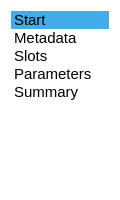
Before: the Qt Designer form src/SideWidget.ui in flowexpert/charon, drawn with Qt 5.
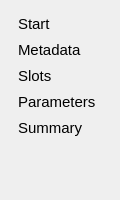
After: the same form once the commit is applied.

Commit message: reworked backgrounds and side widget style

```diff
--- a/src/SideWidget.ui
+++ b/src/SideWidget.ui
@@ -16,933 +16,41 @@
     <height>0</height>
    </size>
   </property>
-  <property name="palette">
-   <palette>
-    <active>
-     <colorrole role="WindowText">
-      <brush brushstyle="SolidPattern">
-       <color alpha="255">
-        <red>0</red>
-        <green>0</green>
-        <blue>0</blue>
-       </color>
-      </brush>
-     </colorrole>
-     <colorrole role="Button">
-      <brush brushstyle="SolidPattern">
-       <color alpha="255">
-        <red>255</red>
-        <green>255</green>
-        <blue>255</blue>
-       </color>
-      </brush>
-     </colorrole>
-     <colorrole role="Light">
-      <brush brushstyle="SolidPattern">
-       <color alpha="255">
-        <red>255</red>
-        <green>255</green>
-        <blue>255</blue>
-       </color>
-      </brush>
-     </colorrole>
-     <colorrole role="Midlight">
-      <brush brushstyle="SolidPattern">
-       <color alpha="255">
-        <red>255</red>
-        <green>255</green>
-        <blue>255</blue>
-       </color>
-      </brush>
-     </colorrole>
-     <colorrole role="Dark">
-      <brush brushstyle="SolidPattern">
-       <color alpha="255">
-        <red>127</red>
-        <green>127</green>
-        <blue>127</blue>
-       </color>
-      </brush>
-     </colorrole>
-     <colorrole role="Mid">
-      <brush brushstyle="SolidPattern">
-       <color alpha="255">
-        <red>170</red>
-        <green>170</green>
-        <blue>170</blue>
-       </color>
-      </brush>
-     </colorrole>
-     <colorrole role="Text">
-      <brush brushstyle="SolidPattern">
-       <color alpha="255">
-        <red>0</red>
-        <green>0</green>
-        <blue>0</blue>
-       </color>
-      </brush>
-     </colorrole>
-     <colorrole role="BrightText">
-      <brush brushstyle="SolidPattern">
-       <color alpha="255">
-        <red>255</red>
-        <green>255</green>
-        <blue>255</blue>
-       </color>
-      </brush>
-     </colorrole>
-     <colorrole role="ButtonText">
-      <brush brushstyle="SolidPattern">
-       <color alpha="255">
-        <red>0</red>
-        <green>0</green>
-        <blue>0</blue>
-       </color>
-      </brush>
-     </colorrole>
-     <colorrole role="Base">
-      <brush brushstyle="SolidPattern">
-       <color alpha="255">
-        <red>255</red>
-        <green>255</green>
-        <blue>255</blue>
-       </color>
-      </brush>
-     </colorrole>
-     <colorrole role="Window">
-      <brush brushstyle="SolidPattern">
-       <color alpha="255">
-        <red>255</red>
-        <green>255</green>
-        <blue>255</blue>
-       </color>
-      </brush>
-     </colorrole>
-     <colorrole role="Shadow">
-      <brush brushstyle="SolidPattern">
-       <color alpha="255">
-        <red>0</red>
-        <green>0</green>
-        <blue>0</blue>
-       </color>
-      </brush>
-     </colorrole>
-     <colorrole role="AlternateBase">
-      <brush brushstyle="SolidPattern">
-       <color alpha="255">
-        <red>255</red>
-        <green>255</green>
-        <blue>255</blue>
-       </color>
-      </brush>
-     </colorrole>
-     <colorrole role="ToolTipBase">
-      <brush brushstyle="SolidPattern">
-       <color alpha="255">
-        <red>255</red>
-        <green>255</green>
-        <blue>220</blue>
-       </color>
-      </brush>
-     </colorrole>
-     <colorrole role="ToolTipText">
-      <brush brushstyle="SolidPattern">
-       <color alpha="255">
-        <red>0</red>
-        <green>0</green>
-        <blue>0</blue>
-       </color>
-      </brush>
-     </colorrole>
-    </active>
-    <inactive>
-     <colorrole role="WindowText">
-      <brush brushstyle="SolidPattern">
-       <color alpha="255">
-        <red>0</red>
-        <green>0</green>
-        <blue>0</blue>
-       </color>
-      </brush>
-     </colorrole>
-     <colorrole role="Button">
-      <brush brushstyle="SolidPattern">
-       <color alpha="255">
-        <red>255</red>
-        <green>255</green>
-        <blue>255</blue>
-       </color>
-      </brush>
-     </colorrole>
-     <colorrole role="Light">
-      <brush brushstyle="SolidPattern">
-       <color alpha="255">
-        <red>255</red>
-        <green>255</green>
-        <blue>255</blue>
-       </color>
-      </brush>
-     </colorrole>
-     <colorrole role="Midlight">
-      <brush brushstyle="SolidPattern">
-       <color alpha="255">
-        <red>255</red>
-        <green>255</green>
-        <blue>255</blue>
-       </color>
-      </brush>
-     </colorrole>
-     <colorrole role="Dark">
-      <brush brushstyle="SolidPattern">
-       <color alpha="255">
-        <red>127</red>
-        <green>127</green>
-        <blue>127</blue>
-       </color>
-      </brush>
-     </colorrole>
-     <colorrole role="Mid">
-      <brush brushstyle="SolidPattern">
-       <color alpha="255">
-        <red>170</red>
-        <green>170</green>
-        <blue>170</blue>
-       </color>
-      </brush>
-     </colorrole>
-     <colorrole role="Text">
-      <brush brushstyle="SolidPattern">
-       <color alpha="255">
-        <red>0</red>
-        <green>0</green>
-        <blue>0</blue>
-       </color>
-      </brush>
-     </colorrole>
-     <colorrole role="BrightText">
-      <brush brushstyle="SolidPattern">
-       <color alpha="255">
-        <red>255</red>
-        <green>255</green>
-        <blue>255</blue>
-       </color>
-      </brush>
-     </colorrole>
-     <colorrole role="ButtonText">
-      <brush brushstyle="SolidPattern">
-       <color alpha="255">
-        <red>0</red>
-        <green>0</green>
-        <blue>0</blue>
-       </color>
-      </brush>
-     </colorrole>
-     <colorrole role="Base">
-      <brush brushstyle="SolidPattern">
-       <color alpha="255">
-        <red>255</red>
-        <green>255</green>
-        <blue>255</blue>
-       </color>
-      </brush>
-     </colorrole>
-     <colorrole role="Window">
-      <brush brushstyle="SolidPattern">
-       <color alpha="255">
-        <red>255</red>
-        <green>255</green>
-        <blue>255</blue>
-       </color>
-      </brush>
-     </colorrole>
-     <colorrole role="Shadow">
-      <brush brushstyle="SolidPattern">
-       <color alpha="255">
-        <red>0</red>
-        <green>0</green>
-        <blue>0</blue>
-       </color>
-      </brush>
-     </colorrole>
-     <colorrole role="AlternateBase">
-      <brush brushstyle="SolidPattern">
-       <color alpha="255">
-        <red>255</red>
-        <green>255</green>
-        <blue>255</blue>
-       </color>
-      </brush>
-     </colorrole>
-     <colorrole role="ToolTipBase">
-      <brush brushstyle="SolidPattern">
-       <color alpha="255">
-        <red>255</red>
-        <green>255</green>
-        <blue>220</blue>
-       </color>
-      </brush>
-     </colorrole>
-     <colorrole role="ToolTipText">
-      <brush brushstyle="SolidPattern">
-       <color alpha="255">
-        <red>0</red>
-        <green>0</green>
-        <blue>0</blue>
-       </color>
-      </brush>
-     </colorrole>
-    </inactive>
-    <disabled>
-     <colorrole role="WindowText">
-      <brush brushstyle="SolidPattern">
-       <color alpha="255">
-        <red>127</red>
-        <green>127</green>
-        <blue>127</blue>
-       </color>
-      </brush>
-     </colorrole>
-     <colorrole role="Button">
-      <brush brushstyle="SolidPattern">
-       <color alpha="255">
-        <red>255</red>
-        <green>255</green>
-        <blue>255</blue>
-       </color>
-      </brush>
-     </colorrole>
-     <colorrole role="Light">
-      <brush brushstyle="SolidPattern">
-       <color alpha="255">
-        <red>255</red>
-        <green>255</green>
-        <blue>255</blue>
-       </color>
-      </brush>
-     </colorrole>
-     <colorrole role="Midlight">
-      <brush brushstyle="SolidPattern">
-       <color alpha="255">
-        <red>255</red>
-        <green>255</green>
-        <blue>255</blue>
-       </color>
-      </brush>
-     </colorrole>
-     <colorrole role="Dark">
-      <brush brushstyle="SolidPattern">
-       <color alpha="255">
-        <red>127</red>
-        <green>127</green>
-        <blue>127</blue>
-       </color>
-      </brush>
-     </colorrole>
-     <colorrole role="Mid">
-      <brush brushstyle="SolidPattern">
-       <color alpha="255">
-        <red>170</red>
-        <green>170</green>
-        <blue>170</blue>
-       </color>
-      </brush>
-     </colorrole>
-     <colorrole role="Text">
-      <brush brushstyle="SolidPattern">
-       <color alpha="255">
-        <red>127</red>
-        <green>127</green>
-        <blue>127</blue>
-       </color>
-      </brush>
-     </colorrole>
-     <colorrole role="BrightText">
-      <brush brushstyle="SolidPattern">
-       <color alpha="255">
-        <red>255</red>
-        <green>255</green>
-        <blue>255</blue>
-       </color>
-      </brush>
-     </colorrole>
-     <colorrole role="ButtonText">
-      <brush brushstyle="SolidPattern">
-       <color alpha="255">
-        <red>127</red>
-        <green>127</green>
-        <blue>127</blue>
-       </color>
-      </brush>
-     </colorrole>
-     <colorrole role="Base">
-      <brush brushstyle="SolidPattern">
-       <color alpha="255">
-        <red>255</red>
-        <green>255</green>
-        <blue>255</blue>
-       </color>
-      </brush>
-     </colorrole>
-     <colorrole role="Window">
-      <brush brushstyle="SolidPattern">
-       <color alpha="255">
-        <red>255</red>
-        <green>255</green>
-        <blue>255</blue>
-       </color>
-      </brush>
-     </colorrole>
-     <colorrole role="Shadow">
-      <brush brushstyle="SolidPattern">
-       <color alpha="255">
-        <red>0</red>
-        <green>0</green>
-        <blue>0</blue>
-       </color>
-      </brush>
-     </colorrole>
-     <colorrole role="AlternateBase">
-      <brush brushstyle="SolidPattern">
-       <color alpha="255">
-        <red>255</red>
-        <green>255</green>
-        <blue>255</blue>
-       </color>
-      </brush>
-     </colorrole>
-     <colorrole role="ToolTipBase">
-      <brush brushstyle="SolidPattern">
-       <color alpha="255">
-        <red>255</red>
-        <green>255</green>
-        <blue>220</blue>
-       </color>
-      </brush>
-     </colorrole>
-     <colorrole role="ToolTipText">
-      <brush brushstyle="SolidPattern">
-       <color alpha="255">
-        <red>0</red>
-        <green>0</green>
-        <blue>0</blue>
-       </color>
-      </brush>
-     </colorrole>
-    </disabled>
-   </palette>
-  </property>
-  <property name="windowTitle">
-   <string>Form</string>
-  </property>
-  <property name="autoFillBackground">
-   <bool>true</bool>
-  </property>
-  <layout class="QVBoxLayout" name="verticalLayout">
+  <layout class="QVBoxLayout">
    <item>
     <widget class="QListWidget" name="listProgress">
      <property name="enabled">
       <bool>false</bool>
      </property>
-     <property name="palette">
-      <palette>
-       <active>
-        <colorrole role="WindowText">
-         <brush brushstyle="SolidPattern">
-          <color alpha="255">
-           <red>0</red>
-           <green>0</green>
-           <blue>0</blue>
-          </color>
-         </brush>
-        </colorrole>
-        <colorrole role="Button">
-         <brush brushstyle="SolidPattern">
-          <color alpha="0">
-           <red>255</red>
-           <green>255</green>
-           <blue>255</blue>
-          </color>
-         </brush>
-        </colorrole>
-        <colorrole role="Light">
-         <brush brushstyle="SolidPattern">
-          <color alpha="0">
-           <red>255</red>
-           <green>255</green>
-           <blue>255</blue>
-          </color>
-         </brush>
-        </colorrole>
-        <colorrole role="Midlight">
-         <brush brushstyle="SolidPattern">
-          <color alpha="0">
-           <red>255</red>
-           <green>255</green>
-           <blue>255</blue>
-          </color>
-         </brush>
-        </colorrole>
-        <colorrole role="Dark">
-         <brush brushstyle="SolidPattern">
-          <color alpha="0">
-           <red>127</red>
-           <green>127</green>
-           <blue>127</blue>
-          </color>
-         </brush>
-        </colorrole>
-        <colorrole role="Mid">
-         <brush brushstyle="SolidPattern">
-          <color alpha="0">
-           <red>170</red>
-           <green>170</green>
-           <blue>170</blue>
-          </color>
-         </brush>
-        </colorrole>
-        <colorrole role="Text">
-         <brush brushstyle="SolidPattern">
-          <color alpha="255">
-           <red>0</red>
-           <green>0</green>
-           <blue>0</blue>
-          </color>
-         </brush>
-        </colorrole>
-        <colorrole role="BrightText">
-         <brush brushstyle="SolidPattern">
-          <color alpha="255">
-           <red>255</red>
-           <green>255</green>
-           <blue>255</blue>
-          </color>
-         </brush>
-        </colorrole>
-        <colorrole role="ButtonText">
-         <brush brushstyle="SolidPattern">
-          <color alpha="255">
-           <red>0</red>
-           <green>0</green>
-           <blue>0</blue>
-          </color>
-         </brush>
-        </colorrole>
-        <colorrole role="Base">
-         <brush brushstyle="SolidPattern">
-          <color alpha="255">
-           <red>255</red>
-           <green>255</green>
-           <blue>255</blue>
-          </color>
-         </brush>
-        </colorrole>
-        <colorrole role="Window">
-         <brush brushstyle="SolidPattern">
-          <color alpha="0">
-           <red>255</red>
-           <green>255</green>
-           <blue>255</blue>
-          </color>
-         </brush>
-        </colorrole>
-        <colorrole role="Shadow">
-         <brush brushstyle="SolidPattern">
-          <color alpha="255">
-           <red>0</red>
-           <green>0</green>
-           <blue>0</blue>
-          </color>
-         </brush>
-        </colorrole>
-        <colorrole role="Highlight">
-         <brush brushstyle="SolidPattern">
-          <color alpha="255">
-           <red>67</red>
-           <green>172</green>
-           <blue>232</blue>
-          </color>
-         </brush>
-        </colorrole>
-        <colorrole role="HighlightedText">
-         <brush brushstyle="SolidPattern">
-          <color alpha="255">
-           <red>0</red>
-           <green>0</green>
-           <blue>0</blue>
-          </color>
-         </brush>
-        </colorrole>
-        <colorrole role="Link">
-         <brush brushstyle="SolidPattern">
-          <color alpha="255">
-           <red>0</red>
-           <green>87</green>
-           <blue>174</blue>
-          </color>
-         </brush>
-        </colorrole>
-        <colorrole role="AlternateBase">
-         <brush brushstyle="SolidPattern">
-          <color alpha="127">
-           <red>255</red>
-           <green>255</green>
-           <blue>255</blue>
-          </color>
-         </brush>
-        </colorrole>
-        <colorrole role="ToolTipBase">
-         <brush brushstyle="SolidPattern">
-          <color alpha="255">
-           <red>255</red>
-           <green>255</green>
-           <blue>220</blue>
-          </color>
-         </brush>
-        </colorrole>
-        <colorrole role="ToolTipText">
-         <brush brushstyle="SolidPattern">
-          <color alpha="255">
-           <red>0</red>
-           <green>0</green>
-           <blue>0</blue>
-          </color>
-         </brush>
-        </colorrole>
-       </active>
-       <inactive>
-        <colorrole role="WindowText">
-         <brush brushstyle="SolidPattern">
-          <color alpha="255">
-           <red>0</red>
-           <green>0</green>
-           <blue>0</blue>
-          </color>
-         </brush>
-        </colorrole>
-        <colorrole role="Button">
-         <brush brushstyle="SolidPattern">
-          <color alpha="0">
-           <red>255</red>
-           <green>255</green>
-           <blue>255</blue>
-          </color>
-         </brush>
-        </colorrole>
-        <colorrole role="Light">
-         <brush brushstyle="SolidPattern">
-          <color alpha="0">
-           <red>255</red>
-           <green>255</green>
-           <blue>255</blue>
-          </color>
-         </brush>
-        </colorrole>
-        <colorrole role="Midlight">
-         <brush brushstyle="SolidPattern">
-          <color alpha="0">
-           <red>255</red>
-           <green>255</green>
-           <blue>255</blue>
-          </color>
-         </brush>
-        </colorrole>
-        <colorrole role="Dark">
-         <brush brushstyle="SolidPattern">
-          <color alpha="0">
-           <red>127</red>
-           <green>127</green>
-           <blue>127</blue>
-          </color>
-         </brush>
-        </colorrole>
-        <colorrole role="Mid">
-         <brush brushstyle="SolidPattern">
-          <color alpha="0">
-           <red>170</red>
-           <green>170</green>
-           <blue>170</blue>
-          </color>
-         </brush>
-        </colorrole>
-        <colorrole role="Text">
-         <brush brushstyle="SolidPattern">
-          <color alpha="255">
-           <red>0</red>
-           <green>0</green>
-           <blue>0</blue>
-          </color>
-         </brush>
-        </colorrole>
-        <colorrole role="BrightText">
-         <brush brushstyle="SolidPattern">
-          <color alpha="255">
-           <red>255</red>
-           <green>255</green>
-           <blue>255</blue>
-          </color>
-         </brush>
-        </colorrole>
-        <colorrole role="ButtonText">
-         <brush brushstyle="SolidPattern">
-          <color alpha="255">
-           <red>0</red>
-           <green>0</green>
-           <blue>0</blue>
-          </color>
-         </brush>
-        </colorrole>
-        <colorrole role="Base">
-         <brush brushstyle="SolidPattern">
-          <color alpha="255">
-           <red>255</red>
-           <green>255</green>
-           <blue>255</blue>
-          </color>
-         </brush>
-        </colorrole>
-        <colorrole role="Window">
-         <brush brushstyle="SolidPattern">
-          <color alpha="0">
-           <red>255</red>
-           <green>255</green>
-           <blue>255</blue>
-          </color>
-         </brush>
-        </colorrole>
-        <colorrole role="Shadow">
-         <brush brushstyle="SolidPattern">
-          <color alpha="255">
-           <red>0</red>
-           <green>0</green>
-           <blue>0</blue>
-          </color>
-         </brush>
-        </colorrole>
-        <colorrole role="Highlight">
-         <brush brushstyle="SolidPattern">
-          <color alpha="255">
-           <red>67</red>
-           <green>172</green>
-           <blue>232</blue>
-          </color>
-         </brush>
-        </colorrole>
-        <colorrole role="HighlightedText">
-         <brush brushstyle="SolidPattern">
-          <color alpha="255">
-           <red>24</red>
-           <green>29</green>
-           <blue>32</blue>
-          </color>
-         </brush>
-        </colorrole>
-        <colorrole role="Link">
-         <brush brushstyle="SolidPattern">
-          <color alpha="255">
-           <red>47</red>
-           <green>92</green>
-           <blue>137</blue>
-          </color>
-         </brush>
-        </colorrole>
-        <colorrole role="AlternateBase">
-         <brush brushstyle="SolidPattern">
-          <color alpha="127">
-           <red>255</red>
-           <green>255</green>
-           <blue>255</blue>
-          </color>
-         </brush>
-        </colorrole>
-        <colorrole role="ToolTipBase">
-         <brush brushstyle="SolidPattern">
-          <color alpha="255">
-           <red>255</red>
-           <green>255</green>
-           <blue>220</blue>
-          </color>
-         </brush>
-        </colorrole>
-        <colorrole role="ToolTipText">
-         <brush brushstyle="SolidPattern">
-          <color alpha="255">
-           <red>0</red>
-           <green>0</green>
-           <blue>0</blue>
-          </color>
-         </brush>
-        </colorrole>
-       </inactive>
-       <disabled>
-        <colorrole role="WindowText">
-         <brush brushstyle="SolidPattern">
-          <color alpha="0">
-           <red>127</red>
-           <green>127</green>
-           <blue>127</blue>
-          </color>
-         </brush>
-        </colorrole>
-        <colorrole role="Button">
-         <brush brushstyle="SolidPattern">
-          <color alpha="0">
-           <red>255</red>
-           <green>255</green>
-           <blue>255</blue>
-          </color>
-         </brush>
-        </colorrole>
-        <colorrole role="Light">
-         <brush brushstyle="SolidPattern">
-          <color alpha="0">
-           <red>255</red>
-           <green>255</green>
-           <blue>255</blue>
-          </color>
-         </brush>
-        </colorrole>
-        <colorrole role="Midlight">
-         <brush brushstyle="SolidPattern">
-          <color alpha="0">
-           <red>255</red>
-           <green>255</green>
-           <blue>255</blue>
-          </color>
-         </brush>
-        </colorrole>
-        <colorrole role="Dark">
-         <brush brushstyle="SolidPattern">
-          <color alpha="0">
-           <red>127</red>
-           <green>127</green>
-           <blue>127</blue>
-          </color>
-         </brush>
-        </colorrole>
-        <colorrole role="Mid">
-         <brush brushstyle="SolidPattern">
-          <color alpha="0">
-           <red>170</red>
-           <green>170</green>
-           <blue>170</blue>
-          </color>
-         </brush>
-        </colorrole>
-        <colorrole role="Text">
-         <brush brushstyle="SolidPattern">
-          <color alpha="255">
-           <red>0</red>
-           <green>0</green>
-           <blue>0</blue>
-          </color>
-         </brush>
-        </colorrole>
-        <colorrole role="BrightText">
-         <brush brushstyle="SolidPattern">
-          <color alpha="255">
-           <red>255</red>
-           <green>255</green>
-           <blue>255</blue>
-          </color>
-         </brush>
-        </colorrole>
-        <colorrole role="ButtonText">
-         <brush brushstyle="SolidPattern">
-          <color alpha="0">
-           <red>127</red>
-           <green>127</green>
-           <blue>127</blue>
-          </color>
-         </brush>
-        </colorrole>
-        <colorrole role="Base">
-         <brush brushstyle="SolidPattern">
-          <color alpha="0">
-           <red>255</red>
-           <green>255</green>
-           <blue>255</blue>
-          </color>
-         </brush>
-        </colorrole>
-        <colorrole role="Window">
-         <brush brushstyle="SolidPattern">
-          <color alpha="0">
-           <red>255</red>
-           <green>255</green>
-           <blue>255</blue>
-          </color>
-         </brush>
-        </colorrole>
-        <colorrole role="Shadow">
-         <brush brushstyle="SolidPattern">
-          <color alpha="255">
-           <red>0</red>
-           <green>0</green>
-           <blue>0</blue>
-          </color>
-         </brush>
-        </colorrole>
-        <colorrole role="Highlight">
-         <brush brushstyle="SolidPattern">
-          <color alpha="255">
-           <red>67</red>
-           <green>172</green>
-           <blue>232</blue>
-          </color>
-         </brush>
-        </colorrole>
-        <colorrole role="HighlightedText">
-         <brush brushstyle="SolidPattern">
-          <color alpha="255">
-           <red>0</red>
-           <green>0</green>
-           <blue>0</blue>
-          </color>
-         </brush>
-        </colorrole>
-        <colorrole role="Link">
-         <brush brushstyle="SolidPattern">
-          <color alpha="255">
-           <red>255</red>
-           <green>255</green>
-           <blue>255</blue>
-          </color>
-         </brush>
-        </colorrole>
-        <colorrole role="AlternateBase">
-         <brush brushstyle="SolidPattern">
-          <color alpha="0">
-           <red>255</red>
-           <green>255</green>
-           <blue>255</blue>
-          </color>
-         </brush>
-        </colorrole>
-        <colorrole role="ToolTipBase">
-         <brush brushstyle="SolidPattern">
-          <color alpha="255">
-           <red>255</red>
-           <green>255</green>
-           <blue>220</blue>
-          </color>
-         </brush>
-        </colorrole>
-        <colorrole role="ToolTipText">
-         <brush brushstyle="SolidPattern">
-          <color alpha="255">
-           <red>0</red>
-           <green>0</green>
-           <blue>0</blue>
-          </color>
-         </brush>
-        </colorrole>
-       </disabled>
-      </palette>
-     </property>
-     <property name="font">
-      <font>
-       <pointsize>11</pointsize>
-      </font>
+     <property name="styleSheet">
+      <string notr="true">QListView {
+	font-size: 11pt;
+ }
+
+QListView:!active {
+	color: black;
+	background: transparent;
+}
+
+QListView::item {
+	border: 1px solid transparent;
+	border-radius: 3px;
+	padding: 3px;
+}
+
+QListView::item:selected {
+	border-color: #00A;
+ }
+
+ QListView::item:selected:!active {
+	color: black;
+	background: #CCF;
+ }
+
+QListView::item:hover {
+	background: white;
+	color: black;
+ }</string>
      </property>
      <property name="frameShape">
       <enum>QFrame::NoFrame</enum>
@@ -950,18 +58,6 @@
      <property name="frameShadow">
       <enum>QFrame::Plain</enum>
      </property>
-     <property name="editTriggers">
-      <set>QAbstractItemView::NoEditTriggers</set>
-     </property>
-     <property name="spacing">
-      <number>2</number>
-     </property>
-     <property name="viewMode">
-      <enum>QListView::ListMode</enum>
-     </property>
-     <property name="currentRow">
-      <number>0</number>
-     </property>
      <item>
       <property name="text">
        <string>Start</string>
```
The commit also changes 4 other files.
